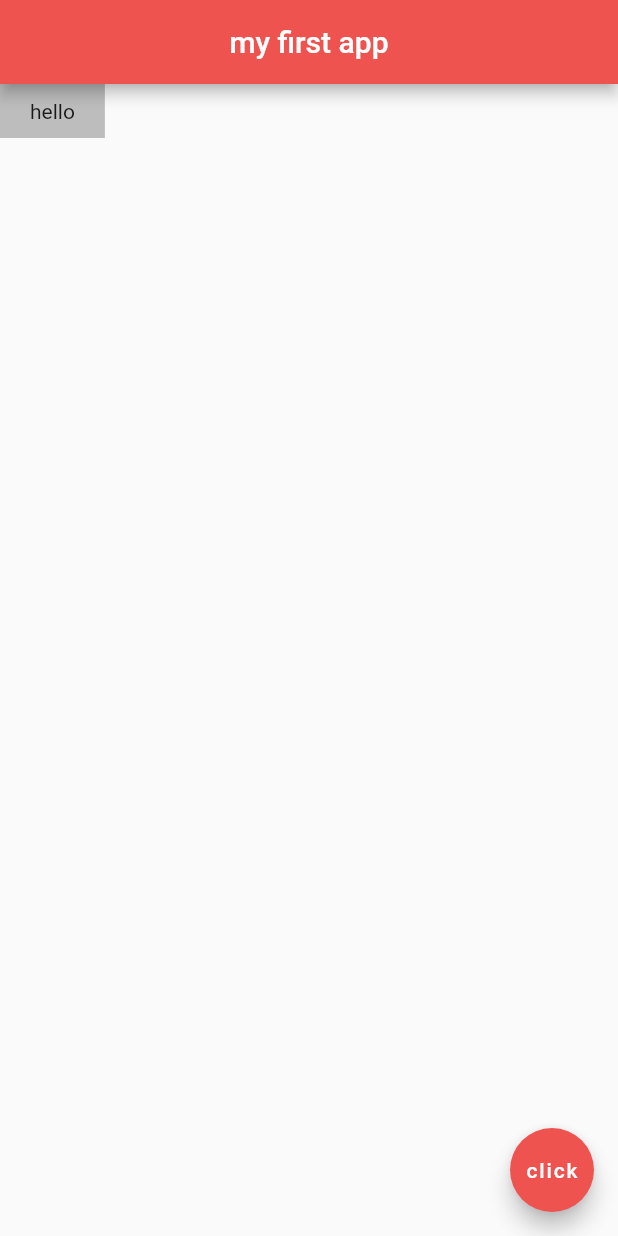
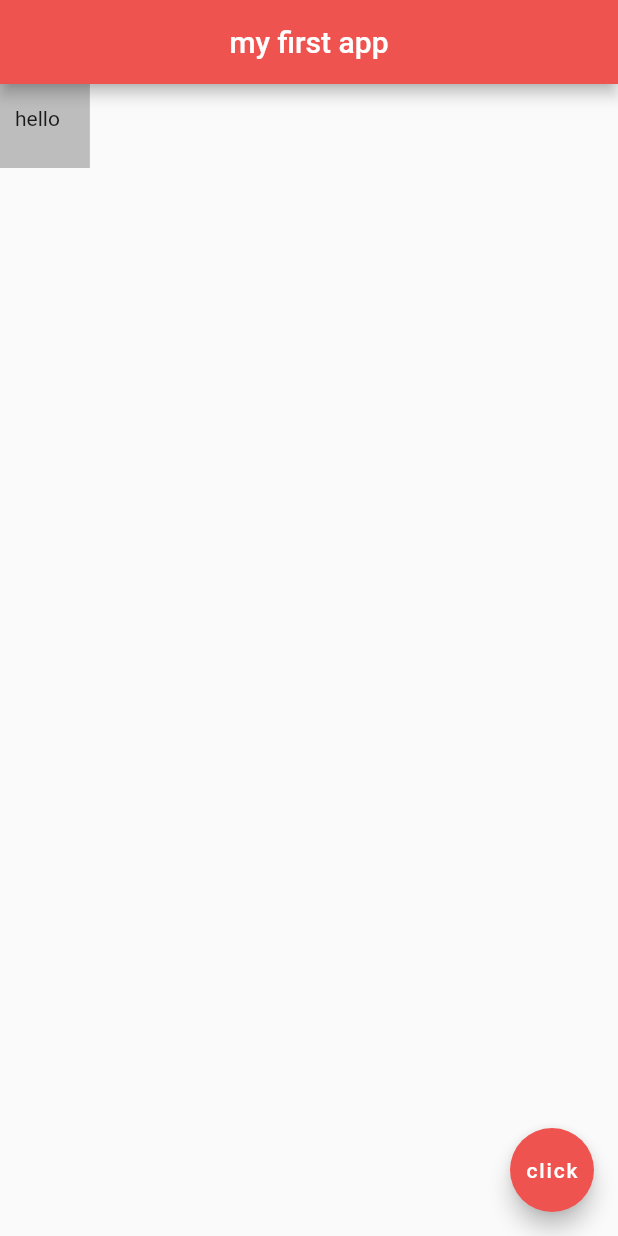
Before and after one commit to taufanbasri/flutter-basic, a Flutter app: the screen it shows after launch, on a phone screen of 412 x 824 dp. Run offline on Flutter 3.47's test engine with Material 2 defaults, Android fonts, the phone set to English and light mode, and no system bars.

Commit message:
Padding fromLTRB

```diff
--- a/lib/main.dart
+++ b/lib/main.dart
@@ -14,7 +14,7 @@ class Home extends StatelessWidget {
         backgroundColor: Colors.red[400],
       ),
       body: Container(
-        padding: EdgeInsets.symmetric(horizontal: 20.0, vertical: 10.0),
+        padding: EdgeInsets.fromLTRB(10.0, 15.0, 20.0, 25.0),
         color: Colors.grey[400],
         child: Text('hello'),
       ),
```
